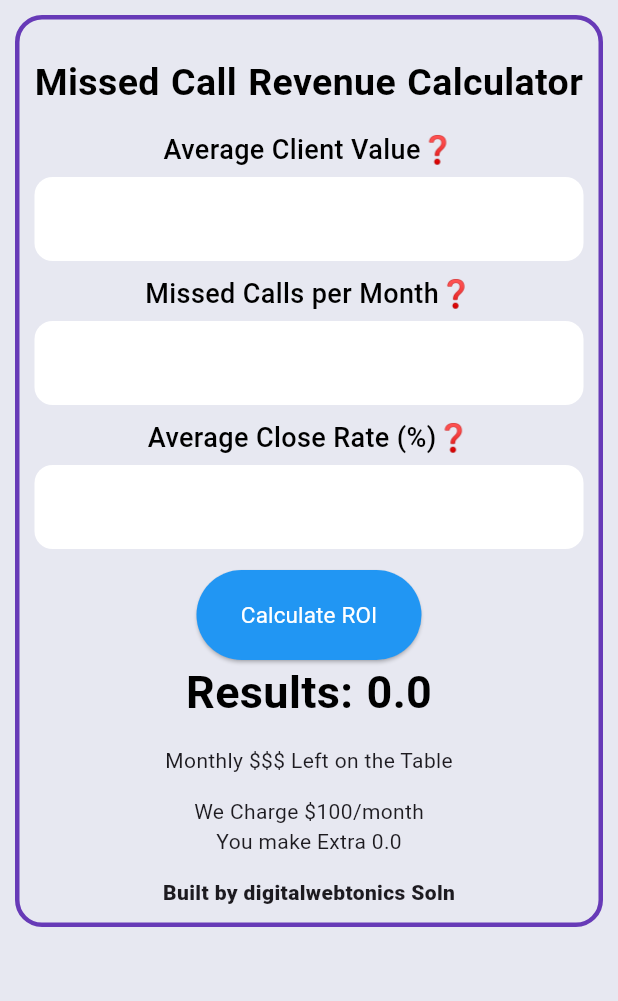
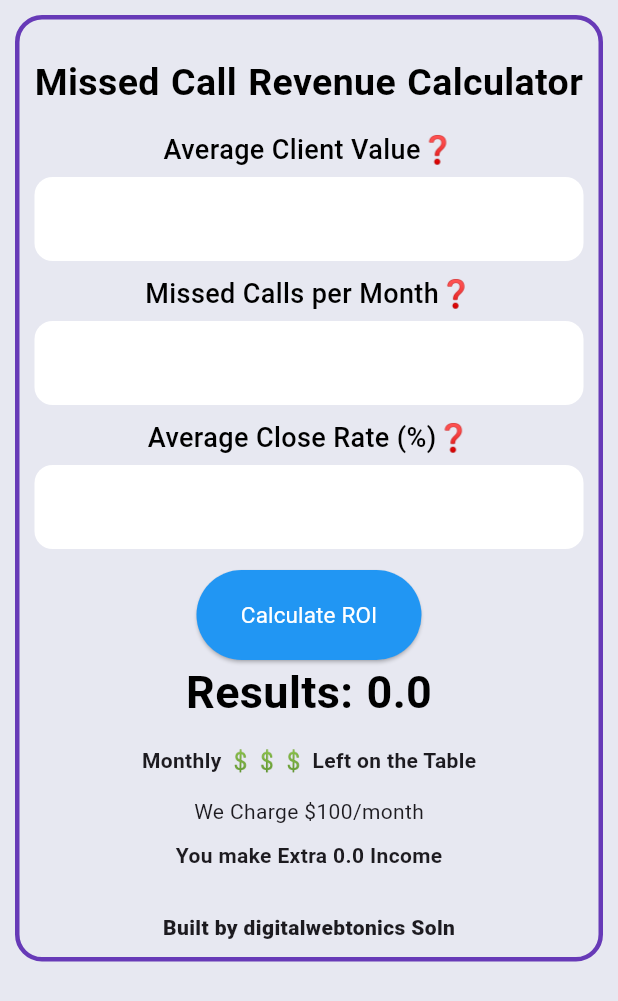
Before and after one commit to Webtonics/Missed-Call-Revenue-Calculator, a Flutter app: the screen it shows after launch, on a phone screen of 412 x 824 dp. Shown: the top 1001 px of the screen. Run offline on Flutter 3.47's test engine with Material 3 defaults, Android fonts, the light colour scheme and no system bars.

Commit message:
Updated beta

```diff
--- a/lib/features/RoICalc/home.dart
+++ b/lib/features/RoICalc/home.dart
@@ -91,12 +91,14 @@ class _MainPageState extends State<MainPage> {
                   Text("Results: $result", style: const TextStyle(
                     fontSize: 30, fontWeight: FontWeight.w600, wordSpacing: 1, color: Colors.black, decoration: TextDecoration.none ),),
                   bigspacing,
-                  const Text("Monthly \$\$\$ Left on the Table"),
+                  const Text("Monthly 💲💲💲 Left on the Table", style: TextStyle(fontWeight: FontWeight.w600),),
                   bigspacing,
                   const Text(
                     "We Charge \$100/month"
                   ),
-                  Text("You make Extra $roi"),
+                  smallspacing,
+                  Text("You make Extra $roi Income", style: const TextStyle(fontWeight: FontWeight.w700, fontSize: 14),),
+                  bigspacing,
                   bigspacing,
                   const Text("Built by digitalwebtonics Soln", style: TextStyle(fontWeight: FontWeight.w800),)
                   ],
--- a/lib/main.dart
+++ b/lib/main.dart
@@ -12,6 +12,7 @@ class MyApp extends StatelessWidget {
   @override
   Widget build(BuildContext context) {
     return  MaterialApp(
+      debugShowCheckedModeBanner: false,
       theme: ThemeData.light(
         useMaterial3: true
       ),
```
